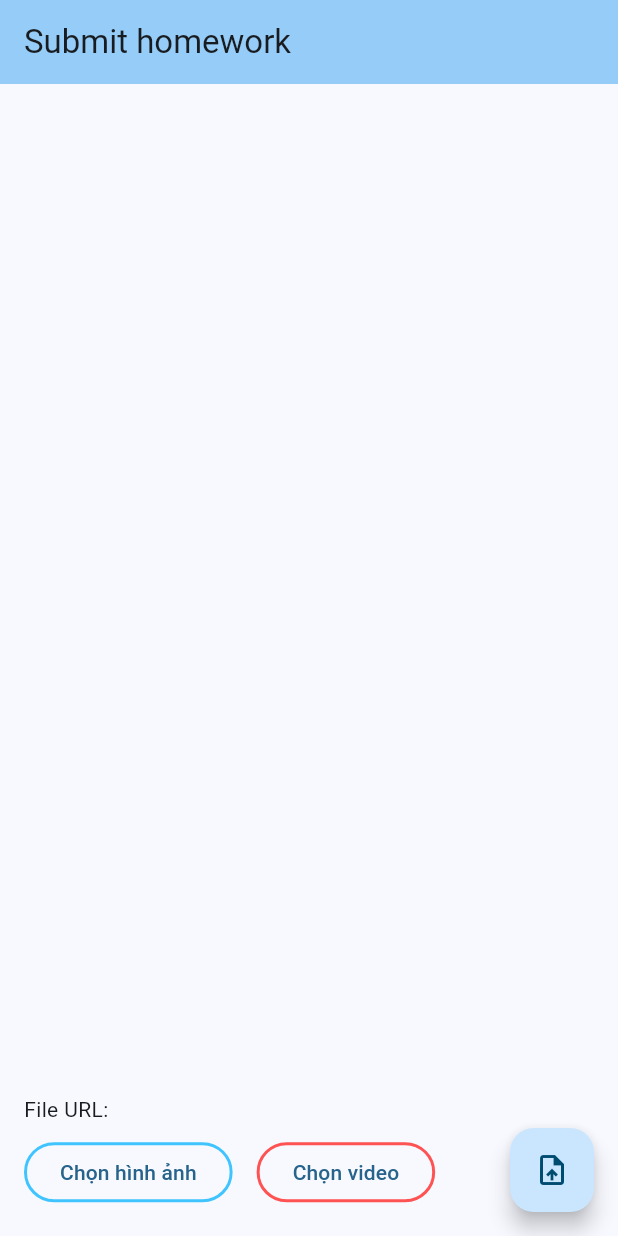
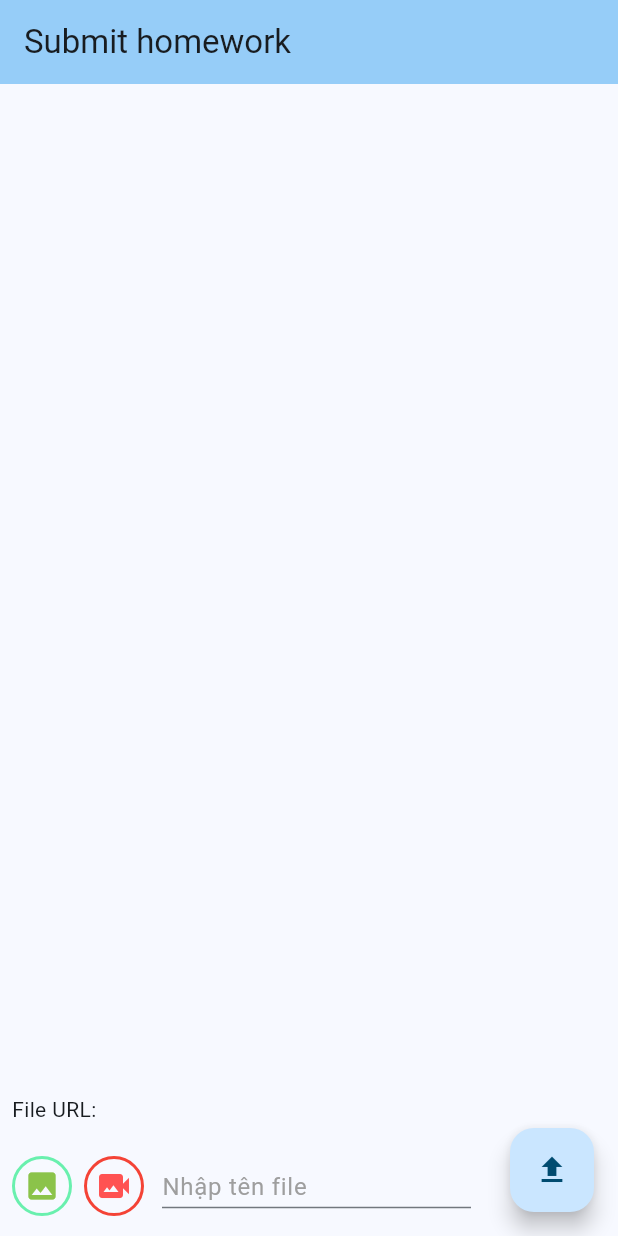
Before and after one commit to khanhkk96/ImagePdfApp, a Flutter app: the screen it shows after launch, on a phone screen of 412 x 824 dp. Run offline on Flutter 3.47's test engine with Material 3 defaults, Android fonts, the phone set to English and light mode, and no system bars; our stand-ins replace flutter_image_compress, fluttertoast, google_sign_in, image_picker; missing offline and left inert: googleapis, video_compress, video_thumbnail.

Commit message:
khanhkk_allow set name of the uploaded file

```diff
--- a/lib/main.dart
+++ b/lib/main.dart
@@ -1,11 +1,11 @@
 import 'dart:io';
 
-import 'package:file_picker/file_picker.dart';
 import 'package:flutter/material.dart';
 import 'package:flutter/services.dart';
 import 'package:fluttertoast/fluttertoast.dart';
 import 'package:image_picker/image_picker.dart';
 import 'package:make_pdf/utils.dart';
+import 'package:path/path.dart' as path;
 
 import 'google.dart';
 
@@ -42,13 +42,28 @@ class MyHomePage extends StatefulWidget {
 }
 
 class _MyHomePageState extends State<MyHomePage> {
+  //display picked files
   List<XFile> pickedFiles = [];
+
+  //picked images
   List<XFile> images = [];
+
+  //picked videos
   List<XFile> videos = [];
+
+  //uploaded file urls
   List<String> fileUrls = [];
+  late String filename = '';
+  final _textController = TextEditingController();
 
   bool isProcessing = false;
   bool isLoading = false;
+
+  @override
+  void dispose() {
+    _textController.dispose();
+    super.dispose();
+  }
 
   Future<void> _handlePickedFiles() async {
     fileUrls = [];
@@ -90,10 +105,12 @@ class _MyHomePageState extends State<MyHomePage> {
     try {
       // Get the access token
       final accessToken = await getAccessToken();
+      debugPrint('filename inputed: ${filename}');
 
       for (String filePath in filePaths) {
-        String fileUrl =
-            await uploadFileToDrive(accessToken, filePath, mimeType: mimeType);
+        String fileUrl = await uploadFileToDrive(
+            accessToken, filePath, filename,
+            mimeType: mimeType);
         fileUrls.add(fileUrl);
       }
     } catch (ex) {
@@ -125,6 +142,12 @@ class _MyHomePageState extends State<MyHomePage> {
         notify(context, "Đã tải file pdf lên Google Drive ở chế độ công khai.",
             NotifyType.success);
       }
+
+      //clear textField
+      _textController.clear();
+      setState(() {
+        filename = '';
+      });
     }
 
     isProcessing = false;
@@ -140,14 +163,6 @@ class _MyHomePageState extends State<MyHomePage> {
     }
 
     images = [];
-    // final result = await FilePicker.platform
-    //     .pickFiles(type: FileType.image, allowMultiple: true);
-    //
-    // if (result != null) {
-    //   images = result.files;
-    //   pickedFiles = images;
-    //   setState(() {});
-    // }
 
     final ImagePicker picker = ImagePicker();
     images = await picker.pickMultiImage();
@@ -155,34 +170,27 @@ class _MyHomePageState extends State<MyHomePage> {
     setState(() {});
   }
 
-  Future<void> _pickVideo() async {
+  Future<void> _pickVideos() async {
     if (videos.isNotEmpty) {
       await clearTempFiles(pickedFiles);
       images = [];
     }
 
-    // final result = await FilePicker.platform
-    //     .pickFiles(type: FileType.video, allowMultiple: true);
-    // videos = [];
-    // pickedFiles.clear();
-    //
-    // if (result != null) {
-    //   videos = result.files;
-    //   for (var vi in videos) {
-    //     PlatformFile? thumbnailImage = await generateThumbnail(vi.path!);
-    //     if (thumbnailImage != null) {
-    //       pickedFiles.add(thumbnailImage);
-    //     }
-    //   }
-    //
-    //   setState(() {});
-    // }
-
     final ImagePicker picker = ImagePicker();
     videos = await picker.pickMultipleMedia();
     pickedFiles.clear();
+
     for (var vi in videos) {
+      if (path.extension(vi.path) != '.mp4') {
+        videos = [];
+
+        if (mounted) {
+          notify(context, "Chỉ chọn video cần tải lên.", NotifyType.warning);
+        }
+        break;
+      }
       var thumbnailImage = await generateThumbnail(vi.path);
+
       if (thumbnailImage != null) {
         pickedFiles.add(thumbnailImage);
       }
@@ -205,8 +213,7 @@ class _MyHomePageState extends State<MyHomePage> {
               Expanded(
                   flex: 10,
                   child: Container(
-                    margin: const EdgeInsets.only(
-                        top: 16, left: 16, right: 16, bottom: 16),
+                    margin: const EdgeInsets.all(8),
                     // Set top and left margins
                     child: GridView.builder(
                         itemCount: pickedFiles.length,
@@ -215,7 +222,7 @@ class _MyHomePageState extends State<MyHomePage> {
                             height: MediaQuery.of(context).size.height,
                             width: MediaQuery.of(context).size.width,
                             child: Image.file(
-                              File(pickedFiles[index].path!),
+                              File(pickedFiles[index].path),
                               fit: BoxFit.contain,
                             ),
                           );
@@ -230,7 +237,7 @@ class _MyHomePageState extends State<MyHomePage> {
                 children: [
                   Container(
                     margin: const EdgeInsets.only(
-                        top: 8, left: 16, right: 4, bottom: 8),
+                        top: 8, left: 8, right: 0, bottom: 8),
                     child: const Text(
                       "File URL: ",
                     ),
@@ -255,10 +262,10 @@ class _MyHomePageState extends State<MyHomePage> {
                             },
                             child: Container(
                               margin: const EdgeInsets.only(
-                                  top: 8, left: 4, right: 16, bottom: 8),
+                                  top: 4, left: 4, right: 12, bottom: 4),
                               child: Text(
-                                fileUrls[idx],
-                                overflow: TextOverflow.clip,
+                                '${idx + 1}. ${fileUrls[idx]}',
+                                overflow: TextOverflow.ellipsis,
                                 style: const TextStyle(
                                     decoration: TextDecoration.underline,
                                     color: Colors.blue),
@@ -274,33 +281,57 @@ class _MyHomePageState extends State<MyHomePage> {
                   child: Row(
                     children: [
                       Container(
-                        margin: const EdgeInsets.only(left: 16.0),
+                        margin: const EdgeInsets.only(left: 4.0),
                         // Set top and left margins
-                        child: OutlinedButton(
-                          onPressed: _pickImages,
-                          style: ButtonStyle(
-                            side: WidgetStateProperty.all(const BorderSide(
-                              color: Colors.lightBlueAccent,
+                        child: IconButton(
+                            icon: const Icon(
+                              Icons.image,
+                              color: Colors.lightGreen,
+                            ),
+                            onPressed: _pickImages,
+                            style: ElevatedButton.styleFrom(
+                                side: const BorderSide(
+                              color: Colors.greenAccent,
                               width: 2.0,
-                            )),
-                          ),
-                          child: const Text("Chọn hình ảnh"),
-                        ),
+                            ))),
                       ),
                       Container(
-                        margin: const EdgeInsets.only(left: 16.0),
+                        margin: const EdgeInsets.only(left: 0),
                         // Set top and left margins
-                        child: OutlinedButton(
-                          onPressed: _pickVideo,
-                          style: ButtonStyle(
-                            side: WidgetStateProperty.all(const BorderSide(
+                        child: IconButton(
+                            icon: const Icon(
+                              Icons.video_camera_back,
                               color: Colors.redAccent,
-                              width: 2.0,
-                            )),
-                          ),
-                          child: const Text("Chọn video"),
-                        ),
+                            ),
+                            onPressed: _pickVideos,
+                            style: ElevatedButton.styleFrom(
+                                side: const BorderSide(
+                                  color: Colors.red,
+                                  width: 2.0,
+                                ),
+                                maximumSize: const Size(60, 50))),
                       ),
+                      Container(
+                          margin: const EdgeInsets.only(left: 8),
+                          child: SizedBox(
+                            height: MediaQuery.of(context).size.height,
+                            width: MediaQuery.of(context).size.width / 2,
+                            child: TextField(
+                              controller: _textController,
+                              decoration: const InputDecoration(
+                                  hintText: 'Nhập tên file',
+                                  hintStyle: TextStyle(color: Colors.grey),
+                                  contentPadding: EdgeInsets.only(top: 20)),
+                              autofocus: false,
+                              onTapOutside: (e) {
+                                FocusScope.of(context).unfocus();
+                              },
+                              onChanged: (text) {
+                                filename = text;
+                                setState(() {});
+                              },
+                            ),
+                          ))
                     ],
                   ))
             ],
@@ -311,7 +342,7 @@ class _MyHomePageState extends State<MyHomePage> {
       floatingActionButton: FloatingActionButton(
         onPressed: !isProcessing ? _handlePickedFiles : null,
         tooltip: 'Tạo file pdf',
-        child: const Icon(Icons.upload_file),
+        child: const Icon(Icons.upload),
       ),
     );
   }
--- a/lib/utils.dart
+++ b/lib/utils.dart
@@ -1,7 +1,6 @@
 import 'dart:io';
 import 'dart:math';
 
-import 'package:file_picker/file_picker.dart';
 import 'package:flutter/material.dart';
 import 'package:flutter/services.dart';
 import 'package:flutter_image_compress/flutter_image_compress.dart';
@@ -67,7 +66,7 @@ Future<String> makePdfFromImages(List<XFile> images) async {
   final pdf = pw.Document();
 
   for (var img in images) {
-    File file = File(img.path!);
+    File file = File(img.path);
     //compress the quality of image
     var compressedImage = await compressImage(await file.readAsBytes());
     final image = pw.MemoryImage(compressedImage!);
@@ -80,7 +79,7 @@ Future<String> makePdfFromImages(List<XFile> images) async {
   }
 
   final DateTime now = DateTime.now();
-  final DateFormat formatter = DateFormat('yyyy-MM-dd_HH-mm-ss_ms');
+  final DateFormat formatter = DateFormat('yyyyMMdd_HHmmss_ms');
   final String filename = formatter.format(now);
   String filePath =
       '${Directory('/storage/emulated/0/Download').path}/$filename.pdf';
```
Also changed, not shown: lib/google.dart (+16 -3 lines).
